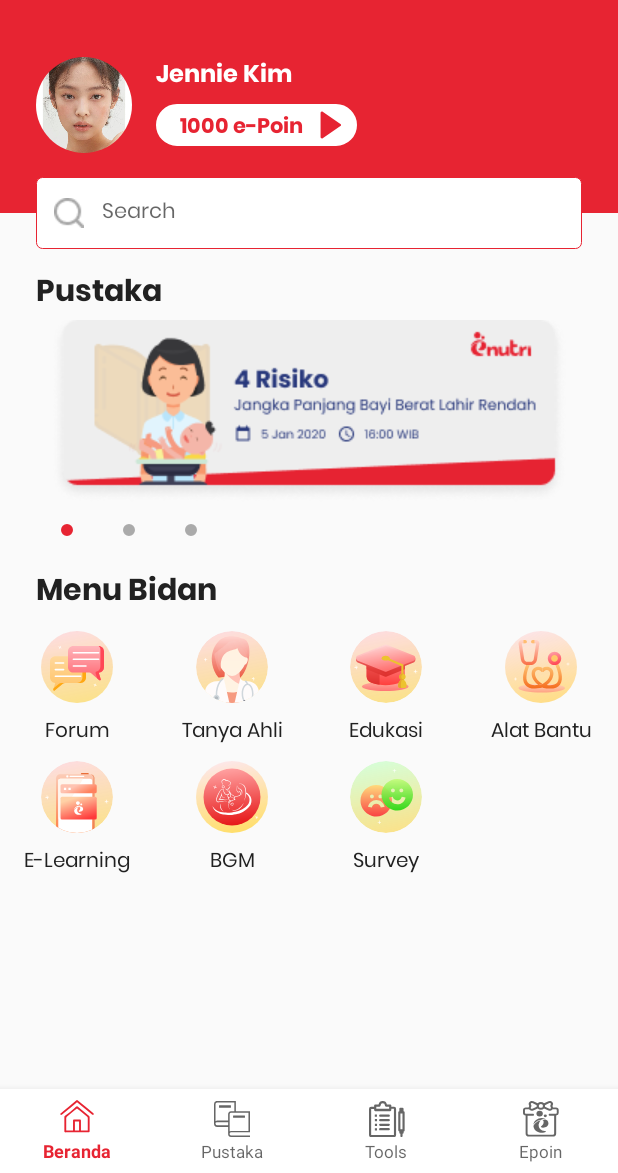
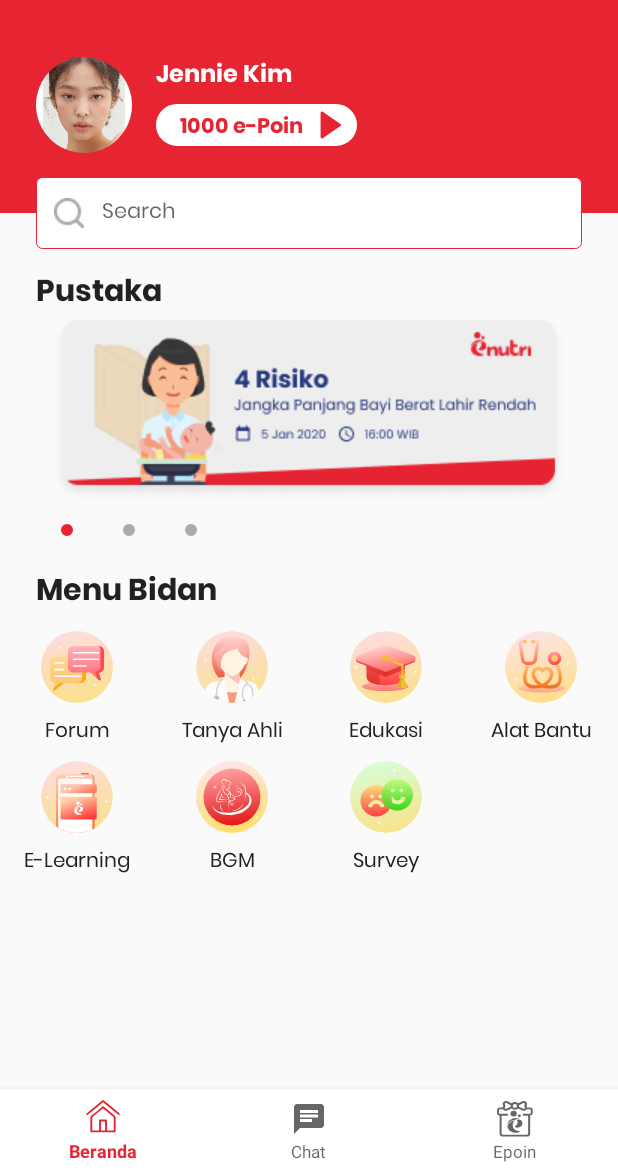
Before and after one commit to hafizdwp/replika-enutri-analytic, an Android app: the screen it shows after launch (MainActivity), on a phone screen of 412 x 824 dp, the part 63-1236 px from its top. Run offline under Robolectric (Android 15) with nearby library versions, the phone set to English and light mode, and no system bars; libraries missing offline, so code that uses them is left out: com.qiscus.jupuk, com.qiscus.nirmana, com.qiscus.sdk, com.vanniktech.emoji; plain views replace CircularImageView; 5 statements that could not run were skipped.

Commit message:
Added chat fragment & qiscus sdk dependencies

```diff
--- a/app/src/main/AndroidManifest.xml
+++ b/app/src/main/AndroidManifest.xml
@@ -6,6 +6,8 @@
     <uses-permission android:name="android.permission.INTERNET" />
 
     <application
+        android:allowBackup="true"
+        android:name=".MyApplication"
         android:icon="@mipmap/ic_launcher"
         android:label="@string/app_name"
         android:roundIcon="@mipmap/ic_launcher_round"
@@ -19,6 +21,7 @@
                 <category android:name="android.intent.category.LAUNCHER" />
             </intent-filter>
         </activity>
+        <activity android:name=".ui.chat.ChatActivity" />
     </application>
 
 </manifest>
--- a/app/src/main/java/me/hafizdwp/replika_enutri_analytics/MainActivity.kt
+++ b/app/src/main/java/me/hafizdwp/replika_enutri_analytics/MainActivity.kt
@@ -7,21 +7,25 @@ import kotlinx.android.synthetic.main.activity_main.*
 import kotlinx.coroutines.GlobalScope
 import kotlinx.coroutines.delay
 import kotlinx.coroutines.launch
-import me.hafizdwp.replika_enutri_analytics.ui.EpoinFragment
-import me.hafizdwp.replika_enutri_analytics.ui.HomeFragment
-import me.hafizdwp.replika_enutri_analytics.ui.PustakaFragment
-import me.hafizdwp.replika_enutri_analytics.ui.ToolsFragment
+import me.hafizdwp.replika_enutri_analytics.ui.*
+import me.hafizdwp.replika_enutri_analytics.ui.chat.ChatMenuFragment
 
 class MainActivity : AppCompatActivity() {
 
-    val mFragmentMenuList = listOf<Fragment>(
-            HomeFragment(),
-            PustakaFragment(),
-            ToolsFragment(),
-            EpoinFragment()
+//    val mFragmentMenuList = listOf<Fragment>(
+//            HomeFragment(),
+//            PustakaFragment(),
+//            ToolsFragment(),
+//            EpoinFragment()
+//    )
+
+    private val mFragmentMenuList = listOf<Fragment>(
+        HomeFragment(),
+        ChatMenuFragment(),
+        EpoinFragment()
     )
 
-    var isDoubleBackPressed = false
+    private var isDoubleBackPressed = false
 
 
     override fun onCreate(savedInstanceState: Bundle?) {
@@ -34,11 +38,17 @@ class MainActivity : AppCompatActivity() {
 
     fun setupBottomNav() {
         bottomNav.setOnNavigationItemSelectedListener {
+//            when (it.itemId) {
+//                R.id.home -> selectFragment(mFragmentMenuList[0])
+//                R.id.pustaka -> selectFragment(mFragmentMenuList[1])
+//                R.id.alat_bantu -> selectFragment(mFragmentMenuList[2])
+//                R.id.epoin -> selectFragment(mFragmentMenuList[3])
+//            }
+
             when (it.itemId) {
                 R.id.home -> selectFragment(mFragmentMenuList[0])
-                R.id.pustaka -> selectFragment(mFragmentMenuList[1])
-                R.id.alat_bantu -> selectFragment(mFragmentMenuList[2])
-                R.id.epoin -> selectFragment(mFragmentMenuList[3])
+                R.id.chat -> selectFragment(mFragmentMenuList[1])
+                R.id.epoin -> selectFragment(mFragmentMenuList[2])
             }
 
             return@setOnNavigationItemSelectedListener true
@@ -47,13 +57,14 @@ class MainActivity : AppCompatActivity() {
         selectFragment(mFragmentMenuList[0])
     }
 
-    fun selectFragment(fragment: Fragment) {
+    private fun selectFragment(fragment: Fragment) {
 
         val tag = when (fragment) {
             is HomeFragment -> HomeFragment::class.java.simpleName
             is PustakaFragment -> PustakaFragment::class.java.simpleName
             is ToolsFragment -> ToolsFragment::class.java.simpleName
             is EpoinFragment -> EpoinFragment::class.java.simpleName
+            is ChatMenuFragment -> ChatMenuFragment::class.java.simpleName
             else -> ""
         }
 
@@ -76,7 +87,7 @@ class MainActivity : AppCompatActivity() {
         handleBackPressed()
     }
 
-    fun handleBackPressed() {
+    private fun handleBackPressed() {
         when {
             bottomNav.selectedItemId != R.id.home -> bottomNav.selectedItemId = R.id.home
             bottomNav.selectedItemId == R.id.home -> checkIsDoublePressed()
--- /dev/null
+++ b/app/src/main/java/me/hafizdwp/replika_enutri_analytics/MyApplication.kt
@@ -0,0 +1,27 @@
+package me.hafizdwp.replika_enutri_analytics
+
+import androidx.multidex.MultiDexApplication
+import com.qiscus.jupuk.Jupuk
+import com.qiscus.nirmana.Nirmana
+import com.qiscus.sdk.chat.core.QiscusCore
+import com.vanniktech.emoji.EmojiManager
+import com.vanniktech.emoji.one.EmojiOneProvider
+
+/**
+ * @author hafizdwp
+ * 06/07/2020
+ **/
+class MyApplication : MultiDexApplication() {
+
+    override fun onCreate() {
+        super.onCreate()
+
+        Nirmana.init(this)
+        QiscusCore.setup(this, BuildConfig.QISCUS_SDK_APP_ID)
+        QiscusCore.getChatConfig()
+            .enableDebugMode(true)
+//            .setNotificationListener(PushNotificationUtil::showNotification).isEnableFcmPushNotification = true
+        EmojiManager.install(EmojiOneProvider())
+        Jupuk.init(this)
+    }
+}
--- /dev/null
+++ b/app/src/main/java/me/hafizdwp/replika_enutri_analytics/ui/chat/ChatMenuFragment.kt
@@ -0,0 +1,18 @@
+package me.hafizdwp.replika_enutri_analytics.ui.chat
+
+import me.hafizdwp.replika_enutri_analytics.MainActivity
+import me.hafizdwp.replika_enutri_analytics.R
+import me.hafizdwp.replika_enutri_analytics.base.BaseFragment
+
+/**
+ * @author hafizdwp
+ * 06/07/2020
+ **/
+class ChatMenuFragment : BaseFragment<MainActivity>() {
+
+    override val bindLayoutRes: Int
+        get() = R.layout.chat_menu_fragment
+
+    override fun onReady() {
+    }
+}
--- /dev/null
+++ b/app/src/main/res/drawable/ic_chat.xml
@@ -0,0 +1,9 @@
+<vector xmlns:android="http://schemas.android.com/apk/res/android"
+        android:width="24dp"
+        android:height="24dp"
+        android:viewportWidth="24.0"
+        android:viewportHeight="24.0">
+    <path
+        android:fillColor="#fff"
+        android:pathData="M20,2L4,2c-1.1,0 -1.99,0.9 -1.99,2L2,22l4,-4h14c1.1,0 2,-0.9 2,-2L22,4c0,-1.1 -0.9,-2 -2,-2zM6,9h12v2L6,11L6,9zM14,14L6,14v-2h8v2zM18,8L6,8L6,6h12v2z"/>
+</vector>
--- /dev/null
+++ b/app/src/main/res/layout/chat_activity.xml
@@ -0,0 +1,6 @@
+<?xml version="1.0" encoding="utf-8"?>
+<androidx.constraintlayout.widget.ConstraintLayout
+    xmlns:android="http://schemas.android.com/apk/res/android" android:layout_width="match_parent"
+    android:layout_height="match_parent">
+
+</androidx.constraintlayout.widget.ConstraintLayout>
--- a/app/src/main/res/menu/bottomnav.xml
+++ b/app/src/main/res/menu/bottomnav.xml
@@ -8,17 +8,23 @@
         android:title="Beranda"
         app:showAsAction="always" />
 
+<!--    <item-->
+<!--        android:id="@+id/pustaka"-->
+<!--        android:icon="@drawable/ic_pustaka"-->
+<!--        android:title="Pustaka"-->
+<!--        app:showAsAction="always" />-->
+
     <item
-        android:id="@+id/pustaka"
-        android:icon="@drawable/ic_pustaka"
-        android:title="Pustaka"
+        android:id="@+id/chat"
+        android:icon="@drawable/ic_chat"
+        android:title="Chat"
         app:showAsAction="always" />
 
-    <item
-        android:id="@+id/alat_bantu"
-        android:icon="@drawable/ic_tools"
-        android:title="Tools"
-        app:showAsAction="always" />
+<!--    <item-->
+<!--        android:id="@+id/alat_bantu"-->
+<!--        android:icon="@drawable/ic_tools"-->
+<!--        android:title="Tools"-->
+<!--        app:showAsAction="always" />-->
 
     <item
         android:id="@+id/epoin"
--- a/gradle.properties
+++ b/gradle.properties
@@ -19,3 +19,5 @@ android.useAndroidX=true
 android.enableJetifier=true
 # Kotlin code style for this project: "official" or "obsolete":
 kotlin.code.style=official
+
+QISCUS_SDK_APP_ID="sdksample"
```
Also changed, not shown: app/build.gradle (+33 -2 lines), app/src/main/java/me/hafizdwp/replika_enutri_analytics/ui/chat/ChatActivity.kt (added, +17 -0 lines), app/src/main/res/layout/chat_menu_fragment.xml (added, +13 -0 lines), build.gradle (+4 -3 lines), gradle/wrapper/gradle-wrapper.properties.
